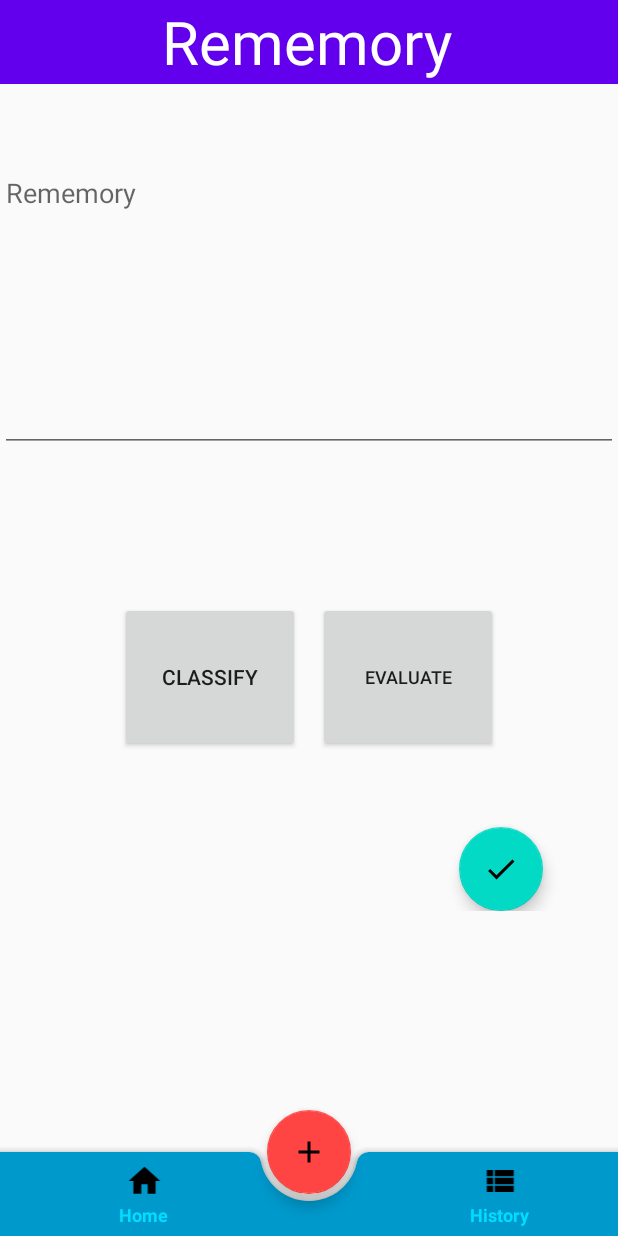
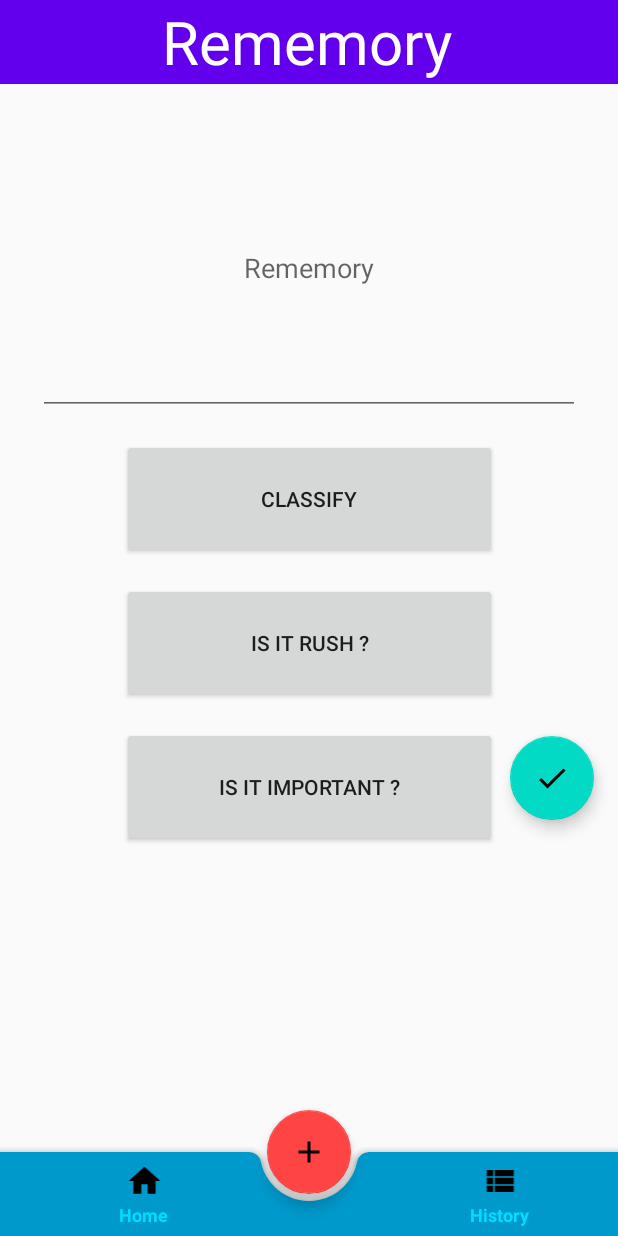
Before and after one commit to yamto2304/rememory, an Android app: the fragment AddWorkFragment placed in its activity, on a phone screen of 412 x 824 dp. Run offline under Robolectric (Android 15) with nearby library versions, the phone set to English and light mode, and no system bars.

Commit message:
Task/23620

```diff
--- a/app/src/main/java/com/sunasterisk/rememory/database/SQLiteHelper.kt
+++ b/app/src/main/java/com/sunasterisk/rememory/database/SQLiteHelper.kt
@@ -31,10 +31,10 @@ class SQLiteHelper private constructor(context: Context, dbName: String, version
         private const val DATABASE_VERSION = 1
         private var instance: SQLiteHelper? = null
 
-        fun getInstance(context: Context) {
+        fun getInstance(context: Context) =
             instance ?: SQLiteHelper(context, DATABASE_NAME, DATABASE_VERSION).also {
                 instance = it
             }
-        }
+
     }
 }
--- a/app/src/main/java/com/sunasterisk/rememory/ui/addwork/AddWorkContract.kt
+++ b/app/src/main/java/com/sunasterisk/rememory/ui/addwork/AddWorkContract.kt
@@ -1,7 +1,14 @@
 package com.sunasterisk.rememory.ui.addwork
 
+import com.sunasterisk.rememory.data.model.Work
+
 interface AddWorkContract{
-    interface View
+    interface View{
+        fun showNotify(notifyId: Int)
+        fun showError(exception: Exception)
+    }
 
-    interface Presenter
+    interface Presenter{
+        fun addWork(work: Work)
+    }
 }
--- a/app/src/main/java/com/sunasterisk/rememory/ui/addwork/AddWorkFragment.kt
+++ b/app/src/main/java/com/sunasterisk/rememory/ui/addwork/AddWorkFragment.kt
@@ -4,13 +4,53 @@ import android.annotation.SuppressLint
 import android.widget.PopupMenu
 import com.sunasterisk.rememory.BaseFragment
 import com.sunasterisk.rememory.R
+import com.sunasterisk.rememory.data.model.Work
+import com.sunasterisk.rememory.data.source.WorksRepository
+import com.sunasterisk.rememory.data.source.local.WorkLocalDataSource
+import com.sunasterisk.rememory.data.source.local.dao.WorkDaoImpl
+import com.sunasterisk.rememory.database.SQLiteHelper
+import com.sunasterisk.rememory.toast
+import com.sunasterisk.rememory.ui.main.MainActivity
 import kotlinx.android.synthetic.main.fragment_add_work.*
+import java.util.*
 
 class AddWorkFragment : BaseFragment(), AddWorkContract.View {
+
     override val layoutResource get() = R.layout.fragment_add_work
     override fun initComponent() {
+        initDatabase()
         showClassifyMenu()
-        showEvaluateMenu()
+        showRushEvaluateMenu()
+        showImportantEvaluateMenu()
+        insertWork()
+    }
+
+    private var presenter: AddWorkContract.Presenter? = null
+    private fun initDatabase() {
+        context?.let {
+            val db = SQLiteHelper.getInstance(it)
+            val worksDao = WorkDaoImpl.getInstance(db)
+            val localRepository = WorksRepository.getInstance(
+                local = WorkLocalDataSource.getInstance(worksDao)
+            )
+            presenter = AddWorkPresenter(this, localRepository)
+        }
+    }
+
+    private fun insertWork() {
+        buttonAddNewWork.setOnClickListener {
+            presenter?.addWork(
+                Work(
+                    "",
+                    addWorkEditText.text.toString(),
+                    Calendar.getInstance().toString(),
+                    0,
+                    buttonRushEvaluate.text.toString(),
+                    buttonClassify.text.toString()
+                )
+            )
+            startActivity(context?.let { MainActivity.getIntent(it) })
+        }
     }
 
     @SuppressLint("SetTextI18n")
@@ -34,27 +74,45 @@ class AddWorkFragment : BaseFragment(), AddWorkContract.View {
     }
 
     @SuppressLint("SetTextI18n")
-    private fun showEvaluateMenu() {
-        var evaluateImportant: String? = ""
-        var evaluateRush: String? = ""
-        buttonEvaluate.setOnClickListener {
-            val evaluateMenu = PopupMenu(activity, buttonEvaluate)
-            evaluateMenu.apply {
-                menuInflater.inflate(R.menu.evaluate_menu, evaluateMenu.menu)
+    private fun showRushEvaluateMenu() {
+        buttonRushEvaluate.setOnClickListener {
+            val evaluateRushMenu = PopupMenu(activity, buttonRushEvaluate)
+            evaluateRushMenu.apply {
+                menuInflater.inflate(R.menu.rush_evaluate_menu, evaluateRushMenu.menu)
                 setOnMenuItemClickListener { item ->
-                    when (item.itemId) {
-                        R.id.evaluateImportant -> evaluateImportant =
-                            getString(R.string.evaluate_important)
-                        R.id.evaluateNotImportant -> evaluateImportant =
-                            getString(R.string.evaluate_not_important)
-                        R.id.evaluateNotRush -> evaluateRush = getString(R.string.evaluate_not_rush)
-                        R.id.evaluateRush -> evaluateRush = getString(R.string.evaluate_rush)
+                    buttonRushEvaluate.text = when (item.itemId) {
+                        R.id.evaluateNotRush -> getString(R.string.evaluate_not_rush)
+                        else -> getString(R.string.evaluate_rush)
                     }
-                    buttonEvaluate.text = evaluateImportant + '\n' + evaluateRush
                     true
                 }
                 show()
             }
         }
     }
+
+    private fun showImportantEvaluateMenu() {
+        buttonImportantEvaluate.setOnClickListener {
+            val evaluateMenu = PopupMenu(activity, buttonImportantEvaluate)
+            evaluateMenu.apply {
+                menuInflater.inflate(R.menu.important_evaluate_menu, evaluateMenu.menu)
+                setOnMenuItemClickListener { item ->
+                    buttonImportantEvaluate.text = when (item.itemId) {
+                        R.id.evaluateImportant -> getString(R.string.evaluate_important)
+                        else -> getString(R.string.evaluate_not_important)
+                    }
+                    true
+                }
+                show()
+            }
+        }
+    }
+
+    override fun showNotify(notifyId: Int) {
+        context?.toast(getString(notifyId))
+    }
+
+    override fun showError(exception: Exception) {
+        context?.toast(exception.message.toString())
+    }
 }
--- a/app/src/main/java/com/sunasterisk/rememory/ui/main/MainActivity.kt
+++ b/app/src/main/java/com/sunasterisk/rememory/ui/main/MainActivity.kt
@@ -1,6 +1,7 @@
 package com.sunasterisk.rememory.ui.main
 
 import android.annotation.SuppressLint
+import android.content.ContentValues
 import android.content.Context
 import android.content.Intent
 import androidx.appcompat.app.AppCompatActivity
@@ -9,13 +10,15 @@ import android.view.View
 import android.view.View.INVISIBLE
 import androidx.fragment.app.Fragment
 import com.sunasterisk.rememory.R
+import com.sunasterisk.rememory.data.model.Work
+import com.sunasterisk.rememory.database.AppDatabase
+import com.sunasterisk.rememory.database.SQLiteHelper
 import com.sunasterisk.rememory.ui.addwork.AddWorkFragment
 import com.sunasterisk.rememory.ui.history.HistoryFragment
 import com.sunasterisk.rememory.ui.main.home.HomeFragment
 import kotlinx.android.synthetic.main.activity_main.*
 
 class MainActivity : AppCompatActivity(), View.OnClickListener {
-
     override fun onCreate(savedInstanceState: Bundle?) {
         super.onCreate(savedInstanceState)
         setContentView(R.layout.activity_main)
--- a/app/src/main/java/com/sunasterisk/rememory/ui/main/home/HomeFragment.kt
+++ b/app/src/main/java/com/sunasterisk/rememory/ui/main/home/HomeFragment.kt
@@ -4,18 +4,43 @@ import android.view.View
 import com.sunasterisk.rememory.BaseFragment
 import com.sunasterisk.rememory.R
 import com.sunasterisk.rememory.data.model.Work
+import com.sunasterisk.rememory.data.source.WorksRepository
+import com.sunasterisk.rememory.data.source.local.WorkLocalDataSource
+import com.sunasterisk.rememory.data.source.local.dao.WorkDaoImpl
+import com.sunasterisk.rememory.database.SQLiteHelper
 import com.sunasterisk.rememory.toast
 import kotlinx.android.synthetic.main.fragment_home.*
-import java.lang.Exception
 
-
-class HomeFragment : BaseFragment(), WorkContract.View {
+class HomeFragment : BaseFragment(), WorkContract.View, WorkAdapter.ClickListener {
     override val layoutResource get() = R.layout.fragment_home
     override fun initComponent() {
+        initData()
+        initRecycleView()
+    }
 
+    private var workAdapter = WorkAdapter()
+    private var presenter: WorkContract.Presenter? = null
+    private fun initData() {
+        context?.let {
+            val db = SQLiteHelper.getInstance(it)
+            val worksDao = WorkDaoImpl.getInstance(db)
+            val localRepository = WorksRepository.getInstance(
+                local = WorkLocalDataSource.getInstance(worksDao)
+            )
+            presenter = WorkPresenter(this, localRepository)
+            presenter?.getAllWorks()
+        }
+    }
+
+    private fun initRecycleView() = with(recycleViewWorksList) {
+        adapter = workAdapter
     }
 
     override fun showWorks(works: List<Work>) {
+        workAdapter.apply {
+            updateData(works)
+            setOnClickListener(this@HomeFragment)
+        }
         if (works.isEmpty()) {
             linearNoTasksLayout.visibility = View.VISIBLE
             recycleViewWorksList.visibility = View.INVISIBLE
@@ -28,4 +53,8 @@ class HomeFragment : BaseFragment(), WorkContract.View {
     override fun showError(exception: Exception) {
         context?.toast(exception.message.toString())
     }
+
+    override fun onItemClick(id: Int) {
+        TODO("Not yet implemented")
+    }
 }
--- a/app/src/main/java/com/sunasterisk/rememory/ui/main/home/WorkAdapter.kt
+++ b/app/src/main/java/com/sunasterisk/rememory/ui/main/home/WorkAdapter.kt
@@ -1,4 +1,57 @@
 package com.sunasterisk.rememory.ui.main.home
 
-class WorkAdapter() {
+import android.view.LayoutInflater
+import android.view.View
+import android.view.ViewGroup
+import androidx.recyclerview.widget.RecyclerView
+import com.sunasterisk.rememory.R
+import com.sunasterisk.rememory.data.model.Work
+import kotlinx.android.synthetic.main.work_item.view.*
+
+
+class WorkAdapter : RecyclerView.Adapter<WorkAdapter.WorkViewHolder>() {
+
+    private val works = mutableListOf<Work>()
+    private var clickListener: ClickListener? = null
+
+    override fun onCreateViewHolder(parent: ViewGroup, viewType: Int): WorkViewHolder =
+        WorkViewHolder(
+            LayoutInflater.from(parent.context).inflate(R.layout.work_item, parent, false)
+        )
+        { position ->
+            clickListener?.onItemClick(works[position].workId.toInt())
+        }
+
+    override fun getItemCount(): Int = works.size
+
+    override fun onBindViewHolder(holder: WorkViewHolder, position: Int) {
+        holder.bindData(works[position])
+    }
+
+    fun updateData(newArrTopics: List<Work>) {
+        works.clear()
+        works.addAll(newArrTopics)
+        notifyDataSetChanged()
+    }
+
+    fun setOnClickListener(clickListener: ClickListener?) {
+        this.clickListener = clickListener
+    }
+
+    class WorkViewHolder(itemView: View, private val onClickListener: (Int) -> Unit) :
+        RecyclerView.ViewHolder(itemView) {
+        init {
+            itemView.setOnClickListener {
+                onClickListener(adapterPosition)
+            }
+        }
+
+        fun bindData(works: Work) {
+            itemView.title_text.text = works.workDetails
+        }
+    }
+
+    interface ClickListener {
+        fun onItemClick(id: Int)
+    }
 }
--- a/app/src/main/java/com/sunasterisk/rememory/ui/main/home/WorkPresenter.kt
+++ b/app/src/main/java/com/sunasterisk/rememory/ui/main/home/WorkPresenter.kt
@@ -8,7 +8,8 @@ import java.lang.Exception
 class WorkPresenter(
     private val view: WorkContract.View,
     private val workRepo: WorksRepository
-) : WorkContract.Presenter {
+) : WorkContract.Presenter{
+
     override fun getAllWorks() {
         workRepo.getAllWorks(object : OnDataLoadedCallback<List<Work>> {
             override fun onSuccess(data: List<Work>) {
--- a/app/src/main/res/layout/fragment_add_work.xml
+++ b/app/src/main/res/layout/fragment_add_work.xml
@@ -43,46 +43,56 @@
                 android:id="@+id/addWorkEditText"
                 android:layout_width="match_parent"
                 android:layout_height="@dimen/dp_195"
-                android:layout_marginTop="@dimen/dp_50"
-                android:gravity="top"
+                android:layout_marginTop="@dimen/dp_25"
+                android:layout_marginStart="@dimen/dp_25"
+                android:layout_marginEnd="@dimen/dp_25"
+                android:gravity="center"
                 android:hint="@string/app_name"
                 app:layout_constraintEnd_toEndOf="parent"
-                app:layout_constraintHorizontal_bias="0.0"
+                app:layout_constraintHorizontal_bias="1.0"
                 app:layout_constraintStart_toStartOf="parent"
                 app:layout_constraintTop_toTopOf="parent" />
 
             <Button
-                android:id="@+id/buttonEvaluate"
-                android:layout_width="@dimen/dp_120"
-                android:layout_height="@dimen/dp_100"
-                android:layout_marginTop="@dimen/dp_100"
-                android:layout_marginEnd="@dimen/dp_80"
-                android:text="@string/title_evaluate"
-                android:textSize="@dimen/sp_12"
+                android:id="@+id/buttonRushEvaluate"
+                android:layout_width="@dimen/dp_250"
+                android:layout_height="@dimen/dp_80"
+                android:layout_marginTop="@dimen/dp_16"
+                android:text="@string/title_rush_evaluate"
                 app:layout_constraintEnd_toEndOf="parent"
-                app:layout_constraintTop_toBottomOf="@+id/addWorkEditText"
-                tools:ignore="SpUsage" />
+                app:layout_constraintStart_toStartOf="parent"
+                app:layout_constraintTop_toBottomOf="@+id/buttonClassify" />
+
+            <Button
+                android:id="@+id/buttonImportantEvaluate"
+                android:layout_width="@dimen/dp_250"
+                android:layout_height="@dimen/dp_80"
+                android:layout_marginTop="@dimen/dp_16"
+                android:text="@string/title_important_evaluate"
+                app:layout_constraintBottom_toBottomOf="parent"
+                app:layout_constraintEnd_toEndOf="parent"
+                app:layout_constraintStart_toStartOf="parent"
+                app:layout_constraintTop_toBottomOf="@+id/buttonRushEvaluate" />
 
             <Button
                 android:id="@+id/buttonClassify"
-                android:layout_width="@dimen/dp_120"
-                android:layout_height="@dimen/dp_100"
-                android:layout_marginStart="@dimen/dp_80"
-                android:layout_marginTop="@dimen/dp_100"
+                android:layout_width="@dimen/dp_250"
+                android:layout_height="@dimen/dp_80"
+                android:layout_marginTop="@dimen/dp_16"
                 android:text="@string/title_classify"
+                app:layout_constraintEnd_toEndOf="parent"
                 app:layout_constraintStart_toStartOf="parent"
                 app:layout_constraintTop_toBottomOf="@+id/addWorkEditText" />
 
             <com.google.android.material.floatingactionbutton.FloatingActionButton
-                android:id="@+id/floatingActionButton"
+                android:id="@+id/buttonAddNewWork"
                 android:layout_width="wrap_content"
                 android:layout_height="wrap_content"
-                android:layout_marginTop="@dimen/dp_250"
-                android:layout_marginEnd="@dimen/dp_50"
+                android:layout_marginTop="@dimen/dp_195"
+                android:layout_marginEnd="@dimen/dp_16"
                 app:layout_constraintBottom_toBottomOf="parent"
                 app:layout_constraintEnd_toEndOf="parent"
                 app:layout_constraintTop_toBottomOf="@+id/addWorkEditText"
-                app:layout_constraintVertical_bias="1.0"
                 app:srcCompat="@drawable/ic_done_black_24dp" />
 
         </androidx.constraintlayout.widget.ConstraintLayout>
--- a/app/src/main/res/layout/work_item.xml
+++ b/app/src/main/res/layout/work_item.xml
@@ -3,7 +3,7 @@
     xmlns:android="http://schemas.android.com/apk/res/android"
     xmlns:app="http://schemas.android.com/apk/res-auto"
     android:layout_width="match_parent"
-    android:layout_height="@dimen/dp_150"
+    android:layout_height="wrap_content"
     android:layout_margin="@dimen/dp_10"
     app:cardCornerRadius="@dimen/dp_20"
     app:cardElevation="@dimen/dp_10">
--- a/app/src/main/res/menu/evaluate_menu.xml
+++ /dev/null
@@ -1,27 +0,0 @@
-<?xml version="1.0" encoding="utf-8"?>
-<menu xmlns:android="http://schemas.android.com/apk/res/android">
-    <item
-        android:id="@+id/optionEvaluateRush"
-        android:title="@string/title_evaluate_rush">
-        <menu>
-            <item
-                android:id="@+id/evaluateRush"
-                android:title="@string/evaluate_rush" />
-            <item
-                android:id="@+id/evaluateNotRush"
-                android:title="@string/evaluate_not_rush" />
-        </menu>
-    </item>
-    <item
-        android:id="@+id/optionEvaluateImportant"
-        android:title="@string/title_evaluate_important">
-        <menu>
-            <item
-                android:id="@+id/evaluateImportant"
-                android:title="@string/evaluate_important" />
-            <item
-                android:id="@+id/evaluateNotImportant"
-                android:title="@string/evaluate_not_important" />
-        </menu>
-    </item>
-</menu>
--- /dev/null
+++ b/app/src/main/res/menu/important_evaluate_menu.xml
@@ -0,0 +1,9 @@
+<?xml version="1.0" encoding="utf-8"?>
+<menu xmlns:android="http://schemas.android.com/apk/res/android">
+    <item
+        android:id="@+id/evaluateImportant"
+        android:title="@string/evaluate_important" />
+    <item
+        android:id="@+id/evaluateNotImportant"
+        android:title="@string/evaluate_not_important" />
+</menu>
--- /dev/null
+++ b/app/src/main/res/menu/rush_evaluate_menu.xml
@@ -0,0 +1,9 @@
+<?xml version="1.0" encoding="utf-8"?>
+<menu xmlns:android="http://schemas.android.com/apk/res/android">
+    <item
+        android:id="@+id/evaluateRush"
+        android:title="@string/evaluate_rush" />
+    <item
+        android:id="@+id/evaluateNotRush"
+        android:title="@string/evaluate_not_rush" />
+</menu>
--- a/app/src/main/res/values/strings.xml
+++ b/app/src/main/res/values/strings.xml
@@ -8,7 +8,8 @@
     <string name="title_classify_family">Family</string>
     <string name="title_classify_relax">Relax</string>
     <string name="title_classify_myself">Myself</string>
-    <string name="title_evaluate">Evaluate</string>
+    <string name="title_rush_evaluate">Is it rush ?</string>
+    <string name="title_important_evaluate">Is it important ?</string>
     <string name="title_classify">Classify</string>
     <string name="title_evaluate_rush">Is it Rush? </string>
     <string name="title_evaluate_important">Is it Important? </string>
@@ -16,4 +17,6 @@
     <string name="evaluate_not_rush">Not Rush</string>
     <string name="evaluate_important">Important !!!</string>
     <string name="evaluate_not_important">Not Important</string>
+    <string name="notify_insert_success">Insert success !</string>
+    <string name="notify_insert_failed">Insert failed !</string>
 </resources>
```
Also changed, not shown: app/src/main/java/com/sunasterisk/rememory/data/model/Work.kt (+6 -6 lines), app/src/main/java/com/sunasterisk/rememory/data/source/local/dao/WorkDaoImpl.kt (+12 -5 lines), app/src/main/java/com/sunasterisk/rememory/database/AppDatabase.kt (+9 -9 lines), app/src/main/java/com/sunasterisk/rememory/ui/addwork/AddWorkPresenter.kt (+28 -1 lines).
